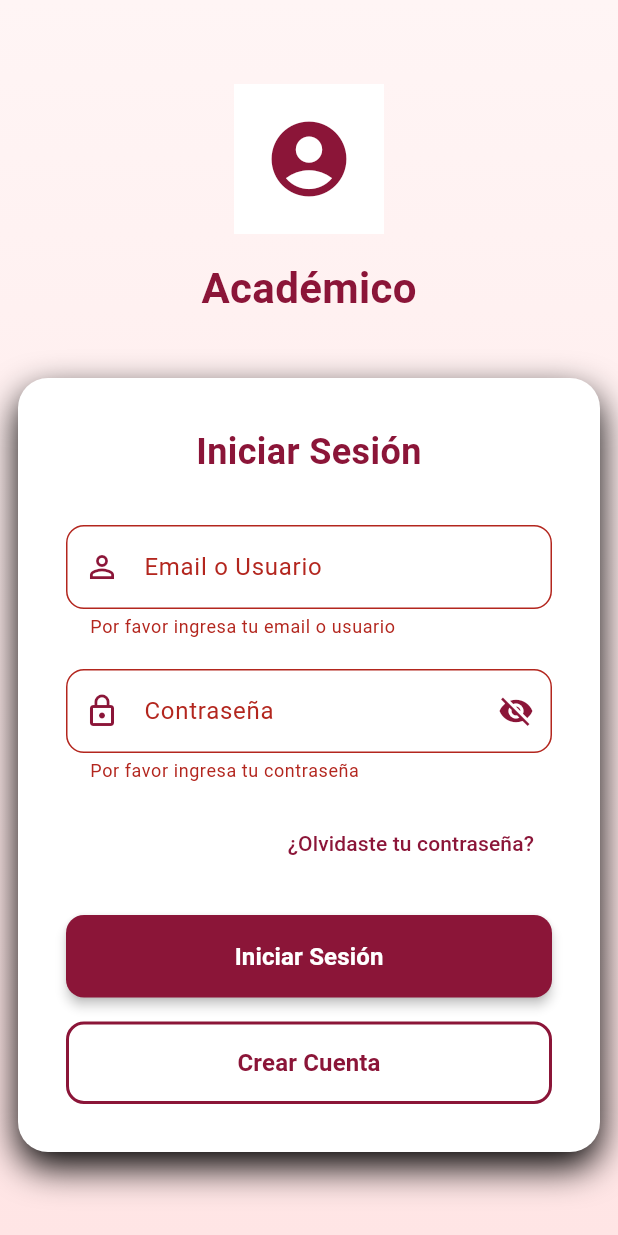
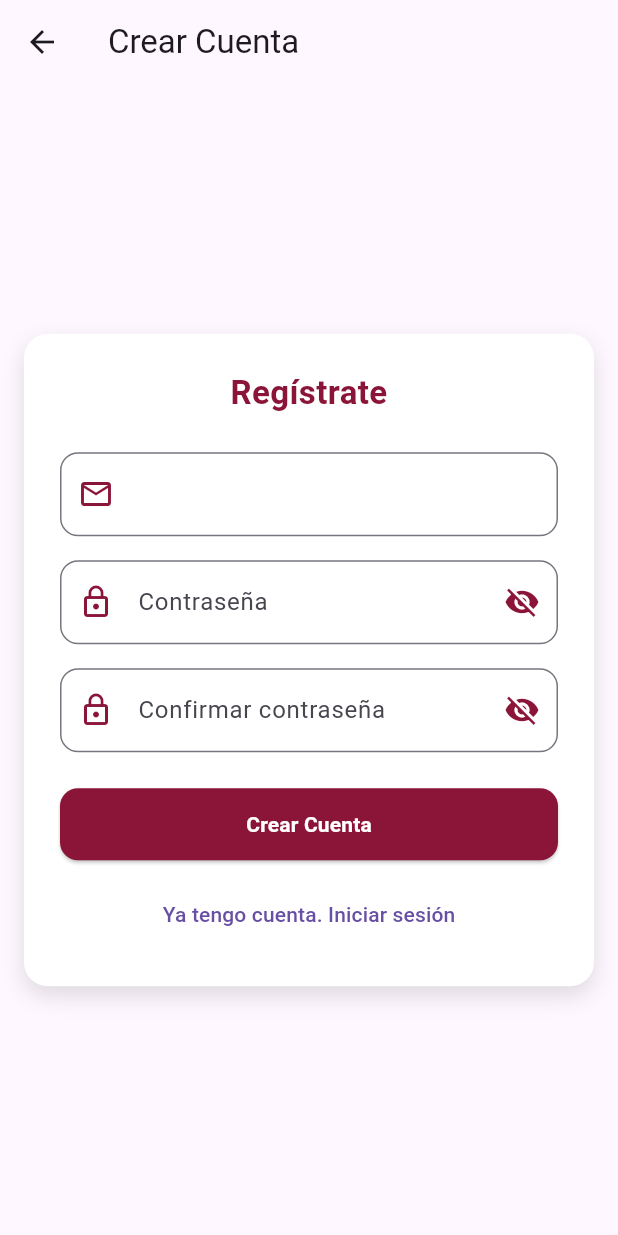
Before and after one commit to laragutz/flutter_login, a Flutter app: the screen it shows after launch, after a tap on "Iniciar Sesión", after a tap on "Crear Cuenta", on a phone screen of 412 x 824 dp. Run offline on Flutter 3.47's test engine with Material 3 defaults, Android fonts, the phone set to English and light mode, and no system bars; our stand-ins replace firebase_auth, firebase_core; accounts and stored records are empty.

Commit message:
se agregó registro login, distingue usuario admin como prueba00 y se agregaron ventanas

```diff
--- a/lib/login_page.dart
+++ b/lib/login_page.dart
@@ -1,6 +1,8 @@
 import 'package:flutter/material.dart';
 import 'package:flutter_login/auth_service.dart';
 import 'package:flutter_login/home_page.dart';
+import 'package:flutter_login/home_admin_page.dart';
+import 'package:flutter_login/register_page.dart';
 
 class LoginPage extends StatefulWidget {
   @override
@@ -23,14 +25,37 @@ class _LoginPageState extends State<LoginPage> {
 
       _authService
           .signIn(_emailController.text, _passwordController.text)
-          .then((user) {
+          .then((user) async {
         setState(() {
           _isLoading = false;
         });
         if (user != null) {
-          // Navegar a la página principal o dashboard
-          //Navigator.pushReplacementNamed(context, '/home');
-          Navigator.of(context).push(MaterialPageRoute(builder: (context) => HomePage(username: user.email ?? 'Usuario')));
+          // Forzar refresh del token para obtener custom claims actualizadas
+          final idTokenResult = await user.getIdTokenResult(true);
+          final claims = idTokenResult.claims ?? {};
+          // (Logs de depuración removidos)
+
+          // Aceptar admin como bool true o string 'true'
+          final dynamic adminClaim = claims['admin'];
+          final bool isAdmin = (adminClaim == true) || (adminClaim is String && adminClaim.toLowerCase() == 'true');
+
+          if (!mounted) return;
+
+          // (SnackBar de rol removido)
+
+          if (isAdmin) {
+            Navigator.of(context).push(
+              MaterialPageRoute(
+                builder: (context) => HomeAdminPage(username: user.email ?? 'Administrador'),
+              ),
+            );
+          } else {
+            Navigator.of(context).push(
+              MaterialPageRoute(
+                builder: (context) => HomePage(username: user.email ?? 'Usuario'),
+              ),
+            );
+          }
               //      ScaffoldMessenger.of(context).showSnackBar(
             //const SnackBar(content: Text('Autenticación exitosa')),);
         } else {
@@ -87,7 +112,7 @@ class _LoginPageState extends State<LoginPage> {
                         ),
                         const SizedBox(height: 16),
                         const Text(
-                          'Académico',
+                          'Quiz Ciberseguridad',
                           style: TextStyle(
                             fontSize: 28,
                             fontWeight: FontWeight.bold,
@@ -245,8 +270,11 @@ class _LoginPageState extends State<LoginPage> {
                           // Botón secundario (opcional)
                           OutlinedButton(
                             onPressed: () {
-                              // Acción para registrarse o crear cuenta
-                              print('Navegar a registro');
+                              Navigator.of(context).push(
+                                MaterialPageRoute(
+                                  builder: (context) => RegisterPage(),
+                                ),
+                              );
                             },
                             style: OutlinedButton.styleFrom(
                               foregroundColor: const Color(0xFF8B1538),
--- a/lib/main.dart
+++ b/lib/main.dart
@@ -1,10 +1,13 @@
 import 'package:firebase_core/firebase_core.dart';
 import 'package:flutter/material.dart';
 import 'package:flutter_login/login_page.dart';
+import 'package:flutter_login/firebase_options.dart';
 
 void main() async {
   WidgetsFlutterBinding.ensureInitialized();
-  await Firebase.initializeApp();
+  await Firebase.initializeApp(
+    options: DefaultFirebaseOptions.currentPlatform,
+  );
   runApp(const MainApp());
 }
 
--- /dev/null
+++ b/lib/register_page.dart
@@ -0,0 +1,167 @@
+import 'package:flutter/material.dart';
+import 'package:flutter_login/auth_service.dart';
+import 'package:flutter_login/home_page.dart';
+
+class RegisterPage extends StatefulWidget {
+  const RegisterPage({super.key});
+
+  @override
+  State<RegisterPage> createState() => _RegisterPageState();
+}
+
+class _RegisterPageState extends State<RegisterPage> {
+  final _formKey = GlobalKey<FormState>();
+  final _emailController = TextEditingController();
+  final _passwordController = TextEditingController();
+  final _confirmPasswordController = TextEditingController();
+  final _authService = AuthService();
+
+  bool _isLoading = false;
+  bool _obscurePassword = true;
+  bool _obscureConfirm = true;
+
+  @override
+  void dispose() {
+    _emailController.dispose();
+    _passwordController.dispose();
+    _confirmPasswordController.dispose();
+    super.dispose();
+  }
+
+  Future<void> _register() async {
+    if (!_formKey.currentState!.validate()) return;
+
+    setState(() => _isLoading = true);
+    final user = await _authService.signUp(
+      _emailController.text.trim(),
+      _passwordController.text,
+    );
+    setState(() => _isLoading = false);
+
+    if (!mounted) return;
+
+    if (user != null) {
+      ScaffoldMessenger.of(context).showSnackBar(
+        const SnackBar(content: Text('Cuenta creada exitosamente')),
+      );
+      Navigator.of(context).pushAndRemoveUntil(
+        MaterialPageRoute(
+          builder: (_) => HomePage(username: user.email ?? 'Usuario'),
+        ),
+        (route) => false,
+      );
+    } else {
+      ScaffoldMessenger.of(context).showSnackBar(
+        const SnackBar(content: Text('No se pudo crear la cuenta')),
+      );
+    }
+  }
+
+  @override
+  Widget build(BuildContext context) {
+    return Scaffold(
+      appBar: AppBar(
+        title: const Text('Crear Cuenta'),
+      ),
+      body: SafeArea(
+        child: Center(
+          child: SingleChildScrollView(
+            padding: const EdgeInsets.all(16),
+            child: Container(
+              padding: const EdgeInsets.all(24),
+              decoration: BoxDecoration(
+                color: Colors.white,
+                borderRadius: BorderRadius.circular(16),
+                boxShadow: const [
+                  BoxShadow(color: Colors.black12, blurRadius: 12, offset: Offset(0, 6)),
+                ],
+              ),
+              child: Form(
+                key: _formKey,
+                child: Column(
+                  crossAxisAlignment: CrossAxisAlignment.stretch,
+                  children: [
+                    const Text(
+                      'Regístrate',
+                      textAlign: TextAlign.center,
+                      style: TextStyle(fontSize: 22, fontWeight: FontWeight.bold, color: Color(0xFF8B1538)),
+                    ),
+                    const SizedBox(height: 24),
+                    TextFormField(
+                      controller: _emailController,
+                      keyboardType: TextInputType.emailAddress,
+                      decoration: InputDecoration(
+                        prefixIcon: const Icon(Icons.email_outlined, color: Color(0xFF8B1538)),
+                        border: OutlineInputBorder(borderRadius: BorderRadius.circular(12)),
+                      ),
+                      validator: (v) {
+                        if (v == null || v.trim().isEmpty) return 'Ingresa tu correo';
+                        if (!RegExp(r'^.+@.+\..+$').hasMatch(v.trim())) return 'Correo no válido';
+                        return null;
+                      },
+                    ),
+                    const SizedBox(height: 16),
+                    TextFormField(
+                      controller: _passwordController,
+                      obscureText: _obscurePassword,
+                      decoration: InputDecoration(
+                        labelText: 'Contraseña',
+                        prefixIcon: const Icon(Icons.lock_outline, color: Color(0xFF8B1538)),
+                        suffixIcon: IconButton(
+                          icon: Icon(_obscurePassword ? Icons.visibility_off : Icons.visibility, color: const Color(0xFF8B1538)),
+                          onPressed: () => setState(() => _obscurePassword = !_obscurePassword),
+                        ),
+                        border: OutlineInputBorder(borderRadius: BorderRadius.circular(12)),
+                      ),
+                      validator: (v) {
+                        if (v == null || v.isEmpty) return 'Ingresa una contraseña';
+                        if (v.length < 6) return 'Mínimo 6 caracteres';
+                        return null;
+                      },
+                    ),
+                    const SizedBox(height: 16),
+                    TextFormField(
+                      controller: _confirmPasswordController,
+                      obscureText: _obscureConfirm,
+                      decoration: InputDecoration(
+                        labelText: 'Confirmar contraseña',
+                        prefixIcon: const Icon(Icons.lock_outline, color: Color(0xFF8B1538)),
+                        suffixIcon: IconButton(
+                          icon: Icon(_obscureConfirm ? Icons.visibility_off : Icons.visibility, color: const Color(0xFF8B1538)),
+                          onPressed: () => setState(() => _obscureConfirm = !_obscureConfirm),
+                        ),
+                        border: OutlineInputBorder(borderRadius: BorderRadius.circular(12)),
+                      ),
+                      validator: (v) {
+                        if (v == null || v.isEmpty) return 'Confirma tu contraseña';
+                        if (v != _passwordController.text) return 'Las contraseñas no coinciden';
+                        return null;
+                      },
+                    ),
+                    const SizedBox(height: 24),
+                    ElevatedButton(
+                      onPressed: _isLoading ? null : _register,
+                      style: ElevatedButton.styleFrom(
+                        backgroundColor: const Color(0xFF8B1538),
+                        foregroundColor: Colors.white,
+                        padding: const EdgeInsets.symmetric(vertical: 14),
+                        shape: RoundedRectangleBorder(borderRadius: BorderRadius.circular(12)),
+                      ),
+                      child: Text(_isLoading ? 'Creando cuenta...' : 'Crear Cuenta',
+                          style: const TextStyle(fontWeight: FontWeight.bold)),
+                    ),
+                    const SizedBox(height: 12),
+                    TextButton(
+                      onPressed: () => Navigator.of(context).pop(),
+                      child: const Text('Ya tengo cuenta. Iniciar sesión'),
+                    )
+                  ],
+                ),
+              ),
+            ),
+          ),
+        ),
+      ),
+    );
+  }
+}
```
Also changed, not shown: lib/add_questions_page.dart (added, +171 -0 lines), lib/auth_service.dart (+13 -0 lines), lib/home_admin_page.dart (added, +167 -0 lines), lib/home_page.dart (+33 -0 lines).
